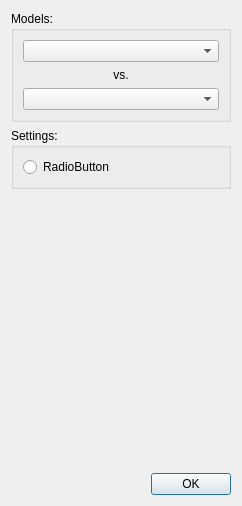
Before: the Qt Designer form forms/repo_widget_manager_3ddiff.ui in 3drepo/3drepogui, drawn with Qt 5.
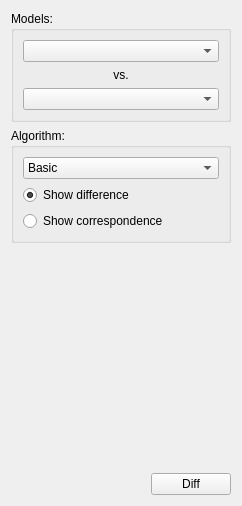
After: the same form once the commit is applied.

Commit message: #80 Added selection of models in the diff dock widget.

What changed in the file:
```diff
--- a/forms/repo_widget_manager_3ddiff.ui
+++ b/forms/repo_widget_manager_3ddiff.ui
@@ -47,14 +47,49 @@
    </item>
    <item>
     <widget class="QGroupBox" name="groupBox_2">
+     <property name="sizePolicy">
+      <sizepolicy hsizetype="Preferred" vsizetype="Fixed">
+       <horstretch>0</horstretch>
+       <verstretch>0</verstretch>
+      </sizepolicy>
+     </property>
      <property name="title">
-      <string>Settings:</string>
+      <string>Algorithm:</string>
      </property>
      <layout class="QVBoxLayout" name="verticalLayout_3">
       <item>
-       <widget class="QRadioButton" name="radioButton">
+       <widget class="QComboBox" name="diffAlgorithmComboBox">
+        <item>
+         <property name="text">
+          <string>Basic</string>
+         </property>
+        </item>
+        <item>
+         <property name="text">
+          <string>Visual</string>
+         </property>
+        </item>
+        <item>
+         <property name="text">
+          <string>Statistical</string>
+         </property>
+        </item>
+       </widget>
+      </item>
+      <item>
+       <widget class="QRadioButton" name="showDifferenceRadioButton">
         <property name="text">
-         <string>RadioButton</string>
+         <string>Show difference</string>
+        </property>
+        <property name="checked">
+         <bool>true</bool>
+        </property>
+       </widget>
+      </item>
+      <item>
+       <widget class="QRadioButton" name="showCorrespondenceRadioButton">
+        <property name="text">
+         <string>Show correspondence</string>
         </property>
        </widget>
       </item>
@@ -75,13 +110,44 @@
     </spacer>
    </item>
    <item>
-    <widget class="QDialogButtonBox" name="buttonBox">
-     <property name="standardButtons">
-      <set>QDialogButtonBox::Ok</set>
-     </property>
-     <property name="centerButtons">
-      <bool>false</bool>
-     </property>
+    <widget class="QWidget" name="widget" native="true">
+     <layout class="QHBoxLayout" name="horizontalLayout">
+      <property name="spacing">
+       <number>0</number>
+      </property>
+      <property name="leftMargin">
+       <number>0</number>
+      </property>
+      <property name="topMargin">
+       <number>0</number>
+      </property>
+      <property name="rightMargin">
+       <number>0</number>
+      </property>
+      <property name="bottomMargin">
+       <number>0</number>
+      </property>
+      <item>
+       <spacer name="horizontalSpacer">
+        <property name="orientation">
+         <enum>Qt::Horizontal</enum>
+        </property>
+        <property name="sizeHint" stdset="0">
+         <size>
+          <width>40</width>
+          <height>20</height>
+         </size>
+        </property>
+       </spacer>
+      </item>
+      <item>
+       <widget class="QPushButton" name="diffPushButton">
+        <property name="text">
+         <string>Diff</string>
+        </property>
+       </widget>
+      </item>
+     </layout>
     </widget>
    </item>
   </layout>
```
Left out of the diff: 12 changed lines with no effect on the pictures. The commit also changes 3 other files.
